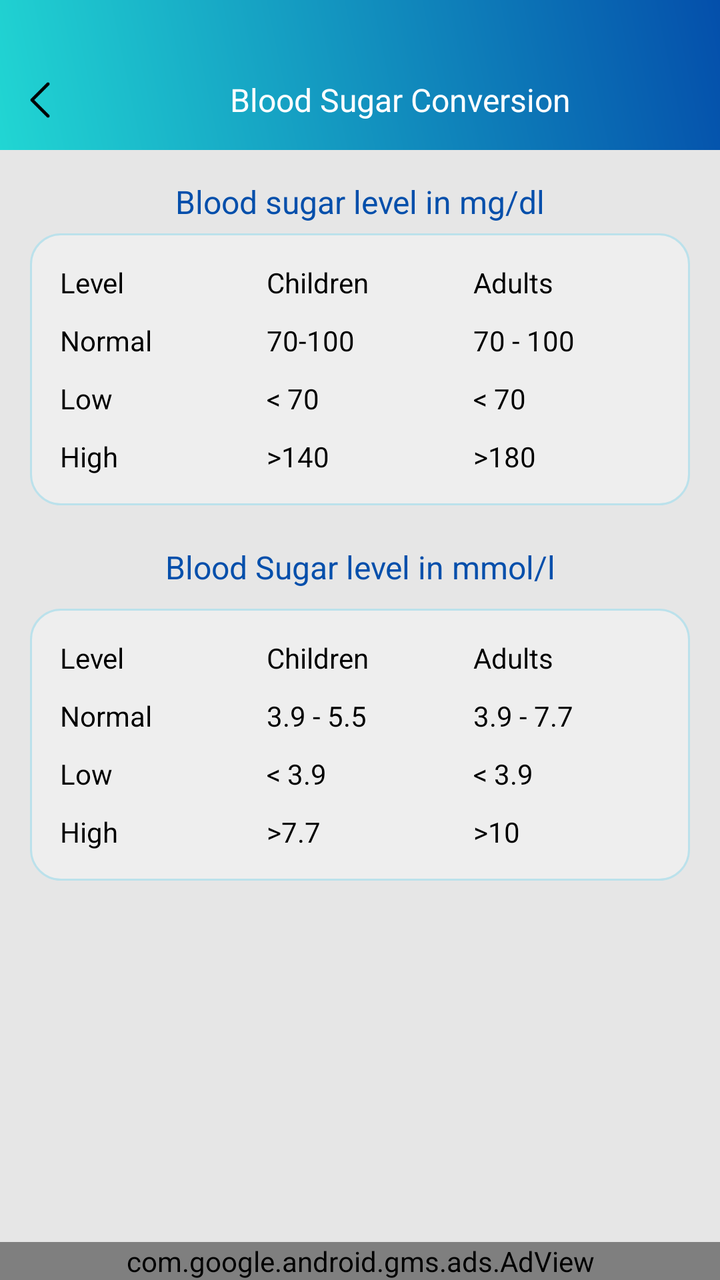
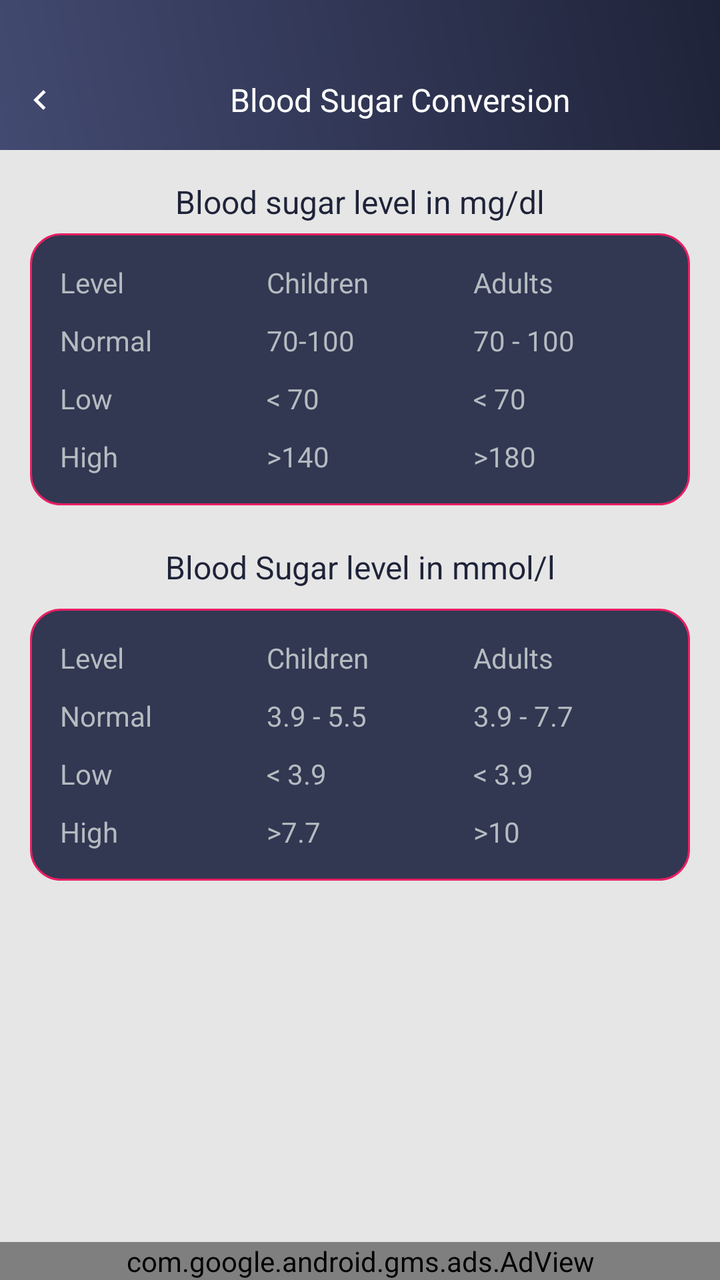

Compare the two renders of this Android layout. The source of the first and the diff that turns it into the second are given below.
<!-- AndroidManifest.xml: application theme AppTheme -->
<!-- res/layout/sugar_chart.xml -->
<?xml version="1.0" encoding="utf-8"?>
<RelativeLayout xmlns:android="http://schemas.android.com/apk/res/android"
    xmlns:aapt="http://schemas.android.com/aapt"
    xmlns:app="http://schemas.android.com/apk/res-auto"
    android:layout_width="match_parent"
    android:layout_height="match_parent"
    android:background="@color/gray_color"
    android:orientation="vertical">

    <RelativeLayout
        android:id="@+id/rela1"
        android:background="@drawable/a1_grad"
        android:layout_width="match_parent"
        android:layout_height="wrap_content">

    <ImageView
        android:id="@+id/iv_back"
        android:layout_width="40dp"
        android:layout_height="40dp"
        android:layout_alignParentLeft="true"
        android:layout_alignParentTop="true"
        android:layout_marginTop="30dp"
        android:padding="10dp"
        android:src="@mipmap/left_arrow" />

    <TextView
        android:id="@+id/tv_title"
        android:layout_width="match_parent"
        android:layout_height="40dp"
        android:layout_marginTop="30dp"
        android:layout_toRightOf="@+id/iv_back"
        android:gravity="center"
        android:layout_marginBottom="5dp"
        android:text="@string/Blood_Sugar_Conversion"
        android:textColor="@color/white"
        android:textSize="@dimen/textsize_16" />
    </RelativeLayout>
    <ScrollView
        android:layout_width="match_parent"
        android:layout_height="wrap_content"
        android:layout_above="@+id/ad_layout"
        android:layout_below="@+id/rela1">

        <LinearLayout
            android:layout_width="match_parent"
            android:layout_height="wrap_content"
            android:orientation="vertical">

            <TextView
                android:id="@+id/tv_bodyfat"
                android:layout_width="match_parent"
                android:layout_height="wrap_content"
                android:gravity="center"
                android:layout_marginTop="10dp"
                android:padding="5dp"
                android:text="@string/Blood_Sugar_level_mg"
                android:textColor="@color/colorPrimaryDark"
                android:textSize="@dimen/textsize_16" />

            <LinearLayout
                android:layout_width="match_parent"
                android:layout_height="wrap_content"
                android:layout_marginLeft="15dp"
                android:layout_marginRight="15dp"
                android:layout_marginBottom="15dp"
                android:background="@drawable/corner1"
                android:padding="10dp"
                android:orientation="vertical"
                android:visibility="visible">

                <LinearLayout
                    android:layout_width="match_parent"
                    android:layout_height="wrap_content"
                    android:orientation="horizontal">

                    <TextView
                        android:id="@+id/tv_fat_level"
                        android:layout_width="0dp"
                        android:layout_height="wrap_content"
                        android:layout_weight="1"
                        android:gravity="fill"
                        android:padding="5dp"
                        android:text="@string/Level"
                        android:textColor="@color/black"
                        android:textSize="@dimen/textsize_14" />

                    <TextView
                        android:id="@+id/tv_men_fatlevel"
                        android:layout_width="0dp"
                        android:layout_height="wrap_content"
                        android:layout_weight="1"
                        android:gravity="fill"
                        android:padding="5dp"
                        android:text="@string/Children"
                        android:textColor="@color/black"
                        android:textSize="@dimen/textsize_14" />

                    <TextView
                        android:id="@+id/tv_women_fatlevel"
                        android:layout_width="0dp"
                        android:layout_height="wrap_content"
                        android:layout_weight="1"
                        android:gravity="fill"
                        android:padding="5dp"
                        android:text="@string/Adults"
                        android:textColor="@color/black"
                        android:textSize="@dimen/textsize_14" />
                </LinearLayout>

                <LinearLayout
                    android:layout_width="match_parent"
                    android:layout_height="wrap_content"
                    android:orientation="horizontal">

                    <TextView
                        android:id="@+id/tv_vlow_fat"
                        android:layout_width="0dp"
                        android:layout_height="wrap_content"
                        android:layout_weight="1"
                        android:gravity="fill"
                        android:padding="5dp"
                        android:text="@string/Normal"
                        android:textColor="@color/black"
                        android:textSize="@dimen/textsize_14" />

                    <TextView
                        android:id="@+id/tv_vlow_fat_man"
                        android:layout_width="0dp"
                        android:layout_height="wrap_content"
                        android:layout_weight="1"
                        android:gravity="fill"
                        android:padding="5dp"
                        android:text="70-100"
                        android:textColor="@color/black"
                        android:textSize="@dimen/textsize_14" />

                    <TextView
                        android:id="@+id/tv_vlow_fat_woman"
                        android:layout_width="0dp"
                        android:layout_height="wrap_content"
                        android:layout_weight="1"
                        android:gravity="fill"
                        android:padding="5dp"
                        android:text="70 - 100"
                        android:textColor="@color/black"
                        android:textSize="@dimen/textsize_14" />
                </LinearLayout>

                <LinearLayout
                    android:layout_width="match_parent"
                    android:layout_height="wrap_content"
                    android:orientation="horizontal">

                    <TextView
                        android:id="@+id/tv_low_fat"
                        android:layout_width="0dp"
                        android:layout_height="wrap_content"
                        android:layout_weight="1"
                        android:gravity="fill"
                        android:padding="5dp"
                        android:text="@string/Low"
                        android:textColor="@color/black"
                        android:textSize="@dimen/textsize_14" />

                    <TextView
                        android:id="@+id/tv_low_fat_man"
                        android:layout_width="0dp"
                        android:layout_height="wrap_content"
                        android:layout_weight="1"
                        android:gravity="fill"
                        android:padding="5dp"
                        android:text="&lt; 70"
                        android:textColor="@color/black"
                        android:textSize="@dimen/textsize_14" />

                    <TextView
                        android:id="@+id/tv_low_fat_woman"
                        android:layout_width="0dp"
                        android:layout_height="wrap_content"
                        android:layout_weight="1"
                        android:gravity="fill"
                        android:padding="5dp"
                        android:text="&lt; 70"
                        android:textColor="@color/black"
                        android:textSize="@dimen/textsize_14" />
                </LinearLayout>

                <LinearLayout
                    android:layout_width="match_parent"
                    android:layout_height="wrap_content"
                    android:orientation="horizontal">

                    <TextView
                        android:id="@+id/tv_avg_fat"
                        android:layout_width="0dp"
                        android:layout_height="wrap_content"
                        android:layout_weight="1"
                        android:gravity="fill"
                        android:padding="5dp"
                        android:text="@string/High"
                        android:textColor="@color/black"
                        android:textSize="@dimen/textsize_14" />

                    <TextView
                        android:id="@+id/tv_avg_fat_man"
                        android:layout_width="0dp"
                        android:layout_height="wrap_content"
                        android:layout_weight="1"
                        android:gravity="fill"
                        android:padding="5dp"
                        android:text="&gt;140"
                        android:textColor="@color/black"
                        android:textSize="@dimen/textsize_14" />

                    <TextView
                        android:id="@+id/tv_avg_fat_woman"
                        android:layout_width="0dp"
                        android:layout_height="wrap_content"
                        android:layout_weight="1"
                        android:gravity="fill"
                        android:padding="5dp"
                        android:text="&gt;180"
                        android:textColor="@color/black"
                        android:textSize="@dimen/textsize_14" />
                </LinearLayout>
            </LinearLayout>

            <TextView
                android:id="@+id/tv_bodayfat_percentage"
                android:layout_width="match_parent"
                android:layout_height="wrap_content"
                android:gravity="center"
                android:padding="5dp"
                android:layout_marginBottom="5dp"
                android:text="@string/Blood_Sugar_level_mmol"
                android:textColor="@color/colorPrimaryDark"
                android:textSize="@dimen/textsize_16" />

            <LinearLayout
                android:layout_width="match_parent"
                android:layout_height="wrap_content"
                android:layout_marginLeft="15dp"
                android:layout_marginRight="15dp"
                android:layout_marginBottom="15dp"
                android:background="@drawable/corner1"
                android:padding="10dp"
                android:orientation="vertical">

                <LinearLayout
                    android:layout_width="match_parent"
                    android:layout_height="wrap_content"
                    android:orientation="horizontal">

                    <TextView
                        android:id="@+id/tv_bodayfat_classification"
                        android:layout_width="0dp"
                        android:layout_height="match_parent"
                        android:layout_weight="1"
                        android:gravity="fill"
                        android:padding="5dp"
                        android:text="@string/Level"
                        android:textColor="@color/black"
                        android:textSize="@dimen/textsize_14" />

                    <TextView
                        android:id="@+id/tv_bodayfat_classification_man"
                        android:layout_width="0dp"
                        android:layout_height="match_parent"
                        android:layout_weight="1"
                        android:gravity="fill"
                        android:padding="5dp"
                        android:text="@string/Children"
                        android:textColor="@color/black"
                        android:textSize="@dimen/textsize_14" />

                    <TextView
                        android:id="@+id/tv_bodayfat_classification_woman"
                        android:layout_width="0dp"
                        android:layout_height="match_parent"
                        android:layout_weight="1"
                        android:gravity="fill"
                        android:padding="5dp"
                        android:text="@string/Adults"
                        android:textColor="@color/black"
                        android:textSize="@dimen/textsize_14" />
                </LinearLayout>

                <LinearLayout
                    android:layout_width="match_parent"
                    android:layout_height="wrap_content"
                    android:orientation="horizontal">

                    <TextView
                        android:id="@+id/tv_essential_fat"
                        android:layout_width="0dp"
                        android:layout_height="match_parent"
                        android:layout_weight="1"
                        android:gravity="fill"
                        android:padding="5dp"
                        android:text="@string/Normal"
                        android:textColor="@color/black"
                        android:textSize="@dimen/textsize_14" />

                    <TextView
                        android:id="@+id/tv_essential_fat_man"
                        android:layout_width="0dp"
                        android:layout_height="match_parent"
                        android:layout_weight="1"
                        android:gravity="fill"
                        android:padding="5dp"
                        android:text="3.9 - 5.5"
                        android:textColor="@color/black"
                        android:textSize="@dimen/textsize_14" />

                    <TextView
                        android:id="@+id/tv_essential_fat_woman"
                        android:layout_width="0dp"
                        android:layout_height="match_parent"
                        android:layout_weight="1"
                        android:gravity="fill"
                        android:padding="5dp"
                        android:text="3.9 - 7.7"
                        android:textColor="@color/black"
                        android:textSize="@dimen/textsize_14" />
                </LinearLayout>

                <LinearLayout
                    android:layout_width="match_parent"
                    android:layout_height="wrap_content"
                    android:orientation="horizontal">

                    <TextView
                        android:id="@+id/tv_athletes"
                        android:layout_width="0dp"
                        android:layout_height="match_parent"
                        android:layout_weight="1"
                        android:gravity="fill"
                        android:padding="5dp"
                        android:text="@string/Low"
                        android:textColor="@color/black"
                        android:textSize="@dimen/textsize_14" />

                    <TextView
                        android:id="@+id/tv_athletes_man"
                        android:layout_width="0dp"
                        android:layout_height="match_parent"
                        android:layout_weight="1"
                        android:gravity="fill"
                        android:padding="5dp"
                        android:text="&lt; 3.9"
                        android:textColor="@color/black"
                        android:textSize="@dimen/textsize_14" />

                    <TextView
                        android:id="@+id/tv_athletes_woman"
                        android:layout_width="0dp"
                        android:layout_height="match_parent"
                        android:layout_weight="1"
                        android:gravity="fill"
                        android:padding="5dp"
                        android:text="&lt; 3.9"
                        android:textColor="@color/black"
                        android:textSize="@dimen/textsize_14" />
                </LinearLayout>

                <LinearLayout
                    android:layout_width="match_parent"
                    android:layout_height="wrap_content"
                    android:orientation="horizontal">

                    <TextView
                        android:id="@+id/tv_fitness"
                        android:layout_width="0dp"
                        android:layout_height="match_parent"
                        android:layout_weight="1"
                        android:gravity="fill"
                        android:padding="5dp"
                        android:text="@string/High"
                        android:textColor="@color/black"
                        android:textSize="@dimen/textsize_14" />

                    <TextView
                        android:id="@+id/tv_fitness_man"
                        android:layout_width="0dp"
                        android:layout_height="match_parent"
                        android:layout_weight="1"
                        android:gravity="fill"
                        android:padding="5dp"
                        android:text="&gt;7.7"
                        android:textColor="@color/black"
                        android:textSize="@dimen/textsize_14" />

                    <TextView
                        android:id="@+id/tv_fitness_woman"
                        android:layout_width="0dp"
                        android:layout_height="match_parent"
                        android:layout_weight="1"
                        android:gravity="fill"
                        android:padding="5dp"
                        android:text="&gt;10"
                        android:textColor="@color/black"
                        android:textSize="@dimen/textsize_14" />
                </LinearLayout>
            </LinearLayout>
        </LinearLayout>
    </ScrollView>

    <include
        android:id="@+id/ad_layout"
        layout="@layout/native_ad"
        android:layout_width="match_parent"
        android:layout_height="wrap_content"
        android:layout_alignParentBottom="true"
        android:layout_gravity="top|center_vertical|center_horizontal|center" />
</RelativeLayout>
<!-- res/layout/native_ad.xml (included above) -->
<?xml version="1.0" encoding="utf-8"?>
<LinearLayout xmlns:android="http://schemas.android.com/apk/res/android"
    xmlns:aapt="http://schemas.android.com/aapt"
    xmlns:app="http://schemas.android.com/apk/res-auto"
    android:layout_width="match_parent"
    android:layout_height="wrap_content"
    android:orientation="vertical">

    <com.google.android.gms.ads.AdView
        android:id="@+id/adView"
        android:layout_width="match_parent"
        android:layout_height="wrap_content"
        android:layout_above="@+id/ll_footer_menu"
        app:adSize="BANNER"
        app:adUnitId="@string/banner_ad" />
</LinearLayout>
<!-- resources referenced by this layout -->
<resources>
  <color name="black">#000000</color>
  <color name="colorPrimaryDark">#044fab</color>
  <color name="gray_color">#E6E6E6</color>
  <color name="white">#ffffff</color>
  <dimen name="textsize_14">14sp</dimen>
  <dimen name="textsize_16">16sp</dimen>
  <!-- drawable a1_grad (drawable) -->
  <?xml version="1.0" encoding="utf-8"?>
  <shape xmlns:android="http://schemas.android.com/apk/res/android">
      <gradient
          android:angle="225"
          android:endColor="#21d6d3"
          android:startColor="#044fab" />
  
  
  </shape>
  <!-- drawable corner1 (drawable) -->
  <?xml version="1.0" encoding="utf-8"?>
  <shape xmlns:android="http://schemas.android.com/apk/res/android"
      android:shape="rectangle">
  
  
      <stroke
          android:width="1dp"
          android:color="#BBE1EB"/>
  
      <corners android:radius="15dp"/>
  
      <solid
          android:color="#EEEEEE"/>
  
  </shape>
  <!-- mipmap left_arrow: png bitmap (mipmap-xhdpi, 499 bytes) -->
  <string name="Adults">Adults</string>
  <string name="Blood_Sugar_Conversion">Blood Sugar Conversion</string>
  <string name="Blood_Sugar_level_mg">Blood sugar level in mg/dl</string>
  <string name="Blood_Sugar_level_mmol">Blood Sugar level in mmol/l</string>
  <string name="Children">Children</string>
  <string name="High">High</string>
  <string name="Level">Level</string>
  <string name="Low">Low</string>
  <string name="Normal">Normal</string>
  <string name="banner_ad">ca-app-pub-3940256099942544/6300978111</string>
  <style name="AppTheme" parent="Theme.AppCompat.Light.DarkActionBar">
          
          <item name="colorPrimary">@color/colorPrimary</item>
          <item name="colorPrimaryDark">@color/colorPrimaryDark</item>
          <item name="colorAccent">@color/colorAccent</item>
      </style>
  <color name="colorPrimary">#36D1DC</color>
  <color name="colorAccent">#03DAC5</color>
</resources>

<!-- the commit's change to res/layout/sugar_chart.xml (unified diff, before → after) -->
@@ -21,7 +21,7 @@
         android:layout_alignParentTop="true"
         android:layout_marginTop="30dp"
         android:padding="10dp"
-        android:src="@mipmap/left_arrow" />
+        android:src="@drawable/ic_chevron_left_white_24dp" />
 
     <TextView
         android:id="@+id/tv_title"
@@ -81,7 +81,7 @@
                         android:gravity="fill"
                         android:padding="5dp"
                         android:text="@string/Level"
-                        android:textColor="@color/black"
+                        android:textColor="@color/textColor"
                         android:textSize="@dimen/textsize_14" />
 
                     <TextView
@@ -92,7 +92,7 @@
                         android:gravity="fill"
                         android:padding="5dp"
                         android:text="@string/Children"
-                        android:textColor="@color/black"
+                        android:textColor="@color/textColor"
                         android:textSize="@dimen/textsize_14" />
 
                     <TextView
@@ -103,7 +103,7 @@
                         android:gravity="fill"
                         android:padding="5dp"
                         android:text="@string/Adults"
-                        android:textColor="@color/black"
+                        android:textColor="@color/textColor"
                         android:textSize="@dimen/textsize_14" />
                 </LinearLayout>
 
@@ -120,7 +120,7 @@
                         android:gravity="fill"
                         android:padding="5dp"
                         android:text="@string/Normal"
-                        android:textColor="@color/black"
+                        android:textColor="@color/textColor"
                         android:textSize="@dimen/textsize_14" />
 
                     <TextView
@@ -131,7 +131,7 @@
                         android:gravity="fill"
                         android:padding="5dp"
                         android:text="70-100"
-                        android:textColor="@color/black"
+                        android:textColor="@color/textColor"
                         android:textSize="@dimen/textsize_14" />
 
                     <TextView
@@ -142,7 +142,7 @@
                         android:gravity="fill"
                         android:padding="5dp"
                         android:text="70 - 100"
-                        android:textColor="@color/black"
+                        android:textColor="@color/textColor"
                         android:textSize="@dimen/textsize_14" />
                 </LinearLayout>
 
@@ -159,7 +159,7 @@
                         android:gravity="fill"
                         android:padding="5dp"
                         android:text="@string/Low"
-                        android:textColor="@color/black"
+                        android:textColor="@color/textColor"
                         android:textSize="@dimen/textsize_14" />
 
                     <TextView
@@ -170,7 +170,7 @@
                         android:gravity="fill"
                         android:padding="5dp"
                         android:text="&lt; 70"
-                        android:textColor="@color/black"
+                        android:textColor="@color/textColor"
                         android:textSize="@dimen/textsize_14" />
 
                     <TextView
@@ -181,7 +181,7 @@
                         android:gravity="fill"
                         android:padding="5dp"
                         android:text="&lt; 70"
-                        android:textColor="@color/black"
+                        android:textColor="@color/textColor"
                         android:textSize="@dimen/textsize_14" />
                 </LinearLayout>
 
@@ -198,7 +198,7 @@
                         android:gravity="fill"
                         android:padding="5dp"
                         android:text="@string/High"
-                        android:textColor="@color/black"
+                        android:textColor="@color/textColor"
                         android:textSize="@dimen/textsize_14" />
 
                     <TextView
@@ -209,7 +209,7 @@
                         android:gravity="fill"
                         android:padding="5dp"
                         android:text="&gt;140"
-                        android:textColor="@color/black"
+                        android:textColor="@color/textColor"
                         android:textSize="@dimen/textsize_14" />
 
                     <TextView
@@ -220,7 +220,7 @@
                         android:gravity="fill"
                         android:padding="5dp"
                         android:text="&gt;180"
-                        android:textColor="@color/black"
+                        android:textColor="@color/textColor"
                         android:textSize="@dimen/textsize_14" />
                 </LinearLayout>
             </LinearLayout>
@@ -259,7 +259,7 @@
                         android:gravity="fill"
                         android:padding="5dp"
                         android:text="@string/Level"
-                        android:textColor="@color/black"
+                        android:textColor="@color/textColor"
                         android:textSize="@dimen/textsize_14" />
 
                     <TextView
@@ -270,7 +270,7 @@
                         android:gravity="fill"
                         android:padding="5dp"
                         android:text="@string/Children"
-                        android:textColor="@color/black"
+                        android:textColor="@color/textColor"
                         android:textSize="@dimen/textsize_14" />
 
                     <TextView
@@ -281,7 +281,7 @@
                         android:gravity="fill"
                         android:padding="5dp"
                         android:text="@string/Adults"
-                        android:textColor="@color/black"
+                        android:textColor="@color/textColor"
                         android:textSize="@dimen/textsize_14" />
                 </LinearLayout>
 
@@ -298,7 +298,7 @@
                         android:gravity="fill"
                         android:padding="5dp"
                         android:text="@string/Normal"
-                        android:textColor="@color/black"
+                        android:textColor="@color/textColor"
                         android:textSize="@dimen/textsize_14" />
 
                     <TextView
@@ -309,7 +309,7 @@
                         android:gravity="fill"
                         android:padding="5dp"
                         android:text="3.9 - 5.5"
-                        android:textColor="@color/black"
+                        android:textColor="@color/textColor"
                         android:textSize="@dimen/textsize_14" />
 
                     <TextView
@@ -320,7 +320,7 @@
                         android:gravity="fill"
                         android:padding="5dp"
                         android:text="3.9 - 7.7"
-                        android:textColor="@color/black"
+                        android:textColor="@color/textColor"
                         android:textSize="@dimen/textsize_14" />
                 </LinearLayout>
 
@@ -337,7 +337,7 @@
                         android:gravity="fill"
                         android:padding="5dp"
                         android:text="@string/Low"
-                        android:textColor="@color/black"
+                        android:textColor="@color/textColor"
                         android:textSize="@dimen/textsize_14" />
 
                     <TextView
@@ -348,7 +348,7 @@
                         android:gravity="fill"
                         android:padding="5dp"
                         android:text="&lt; 3.9"
-                        android:textColor="@color/black"
+                        android:textColor="@color/textColor"
                         android:textSize="@dimen/textsize_14" />
 
                     <TextView
@@ -359,7 +359,7 @@
                         android:gravity="fill"
                         android:padding="5dp"
                         android:text="&lt; 3.9"
-                        android:textColor="@color/black"
+                        android:textColor="@color/textColor"
                         android:textSize="@dimen/textsize_14" />
                 </LinearLayout>
 
@@ -376,7 +376,7 @@
                         android:gravity="fill"
                         android:padding="5dp"
                         android:text="@string/High"
-                        android:textColor="@color/black"
+                        android:textColor="@color/textColor"
                         android:textSize="@dimen/textsize_14" />
 
                     <TextView
@@ -387,7 +387,7 @@
                         android:gravity="fill"
                         android:padding="5dp"
                         android:text="&gt;7.7"
-                        android:textColor="@color/black"
+                        android:textColor="@color/textColor"
                         android:textSize="@dimen/textsize_14" />
 
                     <TextView
@@ -398,7 +398,7 @@
                         android:gravity="fill"
                         android:padding="5dp"
                         android:text="&gt;10"
-                        android:textColor="@color/black"
+                        android:textColor="@color/textColor"
                         android:textSize="@dimen/textsize_14" />
                 </LinearLayout>
             </LinearLayout>
<!-- resource entries referenced after the edit -->
@@ -1,8 +1,8 @@
 <!-- resources referenced by this layout -->
 <resources>
-  <color name="black">#000000</color>
-  <color name="colorPrimaryDark">#044fab</color>
+  <color name="colorPrimaryDark">#1F2339</color>
   <color name="gray_color">#E6E6E6</color>
+  <color name="textColor">#ffb4bcc0</color>
   <color name="white">#ffffff</color>
   <dimen name="textsize_14">14sp</dimen>
   <dimen name="textsize_16">16sp</dimen>
@@ -11,8 +11,8 @@
   <shape xmlns:android="http://schemas.android.com/apk/res/android">
       <gradient
           android:angle="225"
-          android:endColor="#21d6d3"
-          android:startColor="#044fab" />
+          android:endColor="#434A71"
+          android:startColor="#1F2339" />
   
   
   </shape>
@@ -24,15 +24,20 @@
   
       <stroke
           android:width="1dp"
-          android:color="#BBE1EB"/>
+          android:color="#E91E63"/>
   
       <corners android:radius="15dp"/>
   
       <solid
-          android:color="#EEEEEE"/>
+          android:color="#323752"/>
   
   </shape>
-  <!-- mipmap left_arrow: png bitmap (mipmap-xhdpi, 499 bytes) -->
+  <!-- drawable ic_chevron_left_white_24dp (drawable) -->
+  <vector android:height="24dp" android:tint="#FFFFFF"
+      android:viewportHeight="24" android:viewportWidth="24"
+      android:width="24dp" xmlns:android="http://schemas.android.com/apk/res/android">
+      <path android:fillColor="@android:color/white" android:pathData="M15.41,7.41L14,6l-6,6 6,6 1.41,-1.41L10.83,12z"/>
+  </vector>
   <string name="Adults">Adults</string>
   <string name="Blood_Sugar_Conversion">Blood Sugar Conversion</string>
   <string name="Blood_Sugar_level_mg">Blood sugar level in mg/dl</string>
@@ -49,7 +54,7 @@
           <item name="colorPrimaryDark">@color/colorPrimaryDark</item>
           <item name="colorAccent">@color/colorAccent</item>
       </style>
-  <color name="colorPrimary">#36D1DC</color>
-  <color name="colorAccent">#03DAC5</color>
+  <color name="colorPrimary">#434A71</color>
+  <color name="colorAccent">#1F2339</color>
 </resources>
 
